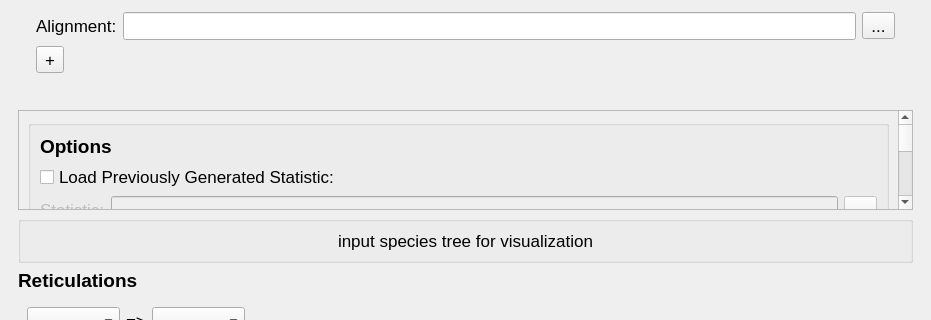
chilleo/ALPHA, file module/gui_layout.ui: the form before one commit; both pictures show x 0 to 931 and y 147 to 467 of the 931 by 713 pixel window.
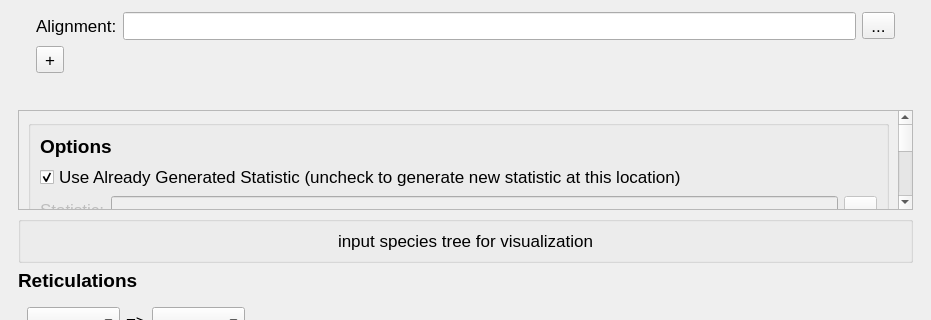
The form after the commit. The open tabs and pages were chosen to show the change.

What changed in the file:
```diff
--- a/module/gui_layout.ui
+++ b/module/gui_layout.ui
@@ -3666,7 +3666,7 @@
                  <property name="geometry">
                   <rect>
                    <x>0</x>
-                   <y>0</y>
+                   <y>-202</y>
                    <width>879</width>
                    <height>323</height>
                   </rect>
@@ -3701,7 +3701,10 @@
                      <item>
                       <widget class="QCheckBox" name="lStatisticFileCB">
                        <property name="text">
-                        <string>Load Previously Generated Statistic:</string>
+                        <string>Use Already Generated Statistic (uncheck to generate new statistic at this location)</string>
+                       </property>
+                       <property name="checked">
+                        <bool>true</bool>
                        </property>
                       </widget>
                      </item>
```
Left out of the diff: 21 changed lines with no effect on the pictures.
